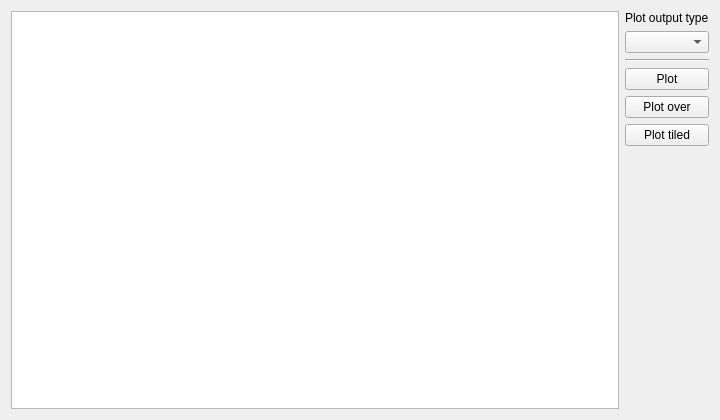
First picture: the form in qt/scientific_interfaces/ISISReflectometry/GUI/Plotting/PlottingWidget.ui, repository mantidproject/mantid, before the edit.
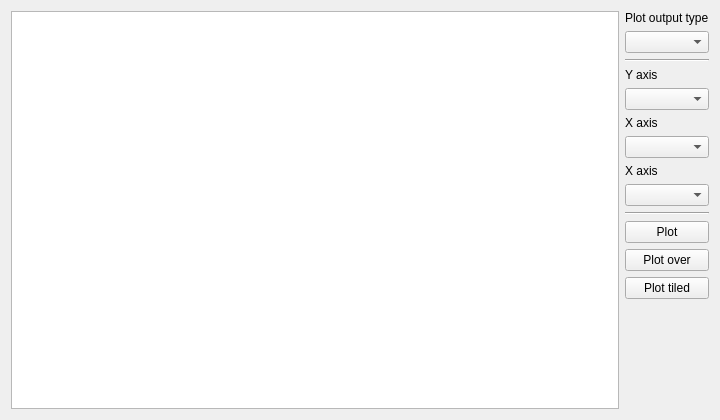
Second picture: the form after the edit.

Commit message: Add reflectometry plot output properties

The edit to the form file:
```diff
--- a/qt/scientific_interfaces/ISISReflectometry/GUI/Plotting/PlottingWidget.ui
+++ b/qt/scientific_interfaces/ISISReflectometry/GUI/Plotting/PlottingWidget.ui
@@ -34,7 +34,44 @@
       <widget class="QComboBox" name="plotPreset"/>
      </item>
      <item>
-      <widget class="Line" name="line">
+      <widget class="Line" name="plotPropertiesTopSeparator">
+       <property name="orientation">
+        <enum>Qt::Horizontal</enum>
+       </property>
+      </widget>
+     </item>
+     <item>
+      <widget class="QLabel" name="detectorMapYAxisLabel">
+       <property name="text">
+        <string>Y axis</string>
+       </property>
+      </widget>
+     </item>
+     <item>
+      <widget class="QComboBox" name="detectorMapYAxis"/>
+     </item>
+     <item>
+      <widget class="QLabel" name="detectorMapXAxisLabel">
+       <property name="text">
+        <string>X axis</string>
+       </property>
+      </widget>
+     </item>
+     <item>
+      <widget class="QComboBox" name="detectorMapXAxis"/>
+     </item>
+     <item>
+      <widget class="QLabel" name="alignmentXAxisLabel">
+       <property name="text">
+        <string>X axis</string>
+       </property>
+      </widget>
+     </item>
+     <item>
+      <widget class="QComboBox" name="alignmentXAxis"/>
+     </item>
+     <item>
+      <widget class="Line" name="plotPropertiesBottomSeparator">
        <property name="orientation">
         <enum>Qt::Horizontal</enum>
        </property>
```
The commit also changes 12 other files.
